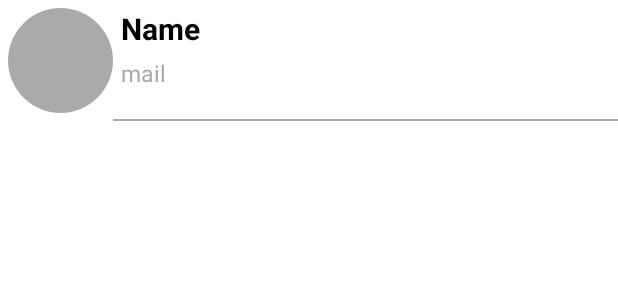
After one commit to xavilinkin/testApiRandom, an Android app built with Jetpack Compose: the layout item_user.xml on its own in the app's theme, with its tools: preview values and no code run, on a phone screen of 412 x 824 dp. The commit adds this screen. Shown: the top 300 px of the screen. Run offline under Robolectric (Android 15) with nearby library versions, the phone set to English and light mode, and no system bars; network calls fail.

Commit message:
fragment_list: add recycler view

```diff
--- /dev/null
+++ b/app/src/main/res/drawable/circle_background.xml
@@ -0,0 +1,5 @@
+<?xml version="1.0" encoding="utf-8"?>
+<shape xmlns:android="http://schemas.android.com/apk/res/android"
+    android:shape="oval">
+    <solid android:color="@android:color/darker_gray" />
+</shape>
--- /dev/null
+++ b/app/src/main/res/layout/item_user.xml
@@ -0,0 +1,57 @@
+<?xml version="1.0" encoding="utf-8"?>
+<RelativeLayout xmlns:android="http://schemas.android.com/apk/res/android"
+    xmlns:app="http://schemas.android.com/apk/res-auto"
+    xmlns:tools="http://schemas.android.com/tools"
+    android:layout_width="match_parent"
+    android:layout_height="wrap_content">
+
+        <androidx.constraintlayout.widget.ConstraintLayout
+            android:layout_width="match_parent"
+            android:layout_height="wrap_content">
+
+            <ImageView
+                android:id="@+id/imageImageView"
+                android:layout_width="70dp"
+                android:layout_height="70dp"
+                android:layout_margin="5dp"
+                android:background="@drawable/circle_background"
+                app:layout_constraintBottom_toBottomOf="parent"
+                app:layout_constraintStart_toStartOf="parent"
+                app:layout_constraintTop_toTopOf="parent" />
+
+            <TextView
+                android:id="@+id/nameTextView"
+                android:layout_width="0dp"
+                android:layout_height="wrap_content"
+                android:layout_margin="5dp"
+                android:textColor="@color/black"
+                android:textSize="20sp"
+                android:textStyle="bold"
+                app:layout_constraintEnd_toEndOf="parent"
+                app:layout_constraintStart_toEndOf="@+id/imageImageView"
+                app:layout_constraintTop_toTopOf="parent"
+                tools:text="Name" />
+
+            <TextView
+                android:id="@+id/mailTextView"
+                android:layout_width="0dp"
+                android:layout_height="wrap_content"
+                android:layout_margin="5dp"
+                android:textColor="@android:color/darker_gray"
+                android:textSize="15sp"
+                android:textStyle="normal"
+                app:layout_constraintEnd_toEndOf="parent"
+                app:layout_constraintStart_toEndOf="@+id/imageImageView"
+                app:layout_constraintTop_toBottomOf="@+id/nameTextView"
+                tools:text="mail" />
+
+            <View
+                android:id="@+id/dividerView"
+                android:layout_width="0dp"
+                android:layout_height="1dp"
+                android:background="@android:color/darker_gray"
+                app:layout_constraintStart_toEndOf="@+id/imageImageView"
+                app:layout_constraintBottom_toBottomOf="parent"/>
+
+        </androidx.constraintlayout.widget.ConstraintLayout>
+</RelativeLayout>
```
Also changed, not shown: app/src/main/java/com/xavi/testapirandom/ui/view/adapter/ListAdapter.kt (added, +37 -0 lines), app/src/main/java/com/xavi/testapirandom/ui/view/fragments/ListRandomFragment.kt (+27 -3 lines), app/src/main/res/layout/fragment_list_random.xml (+22 -5 lines).
